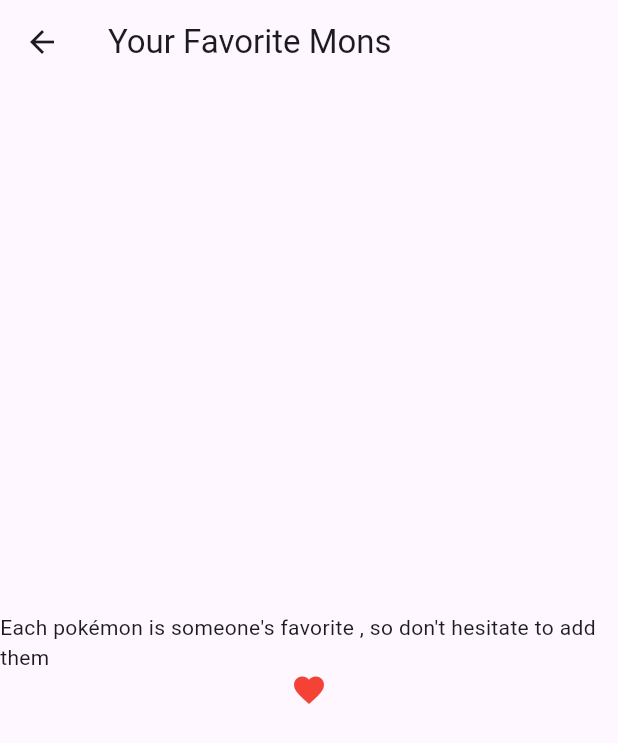
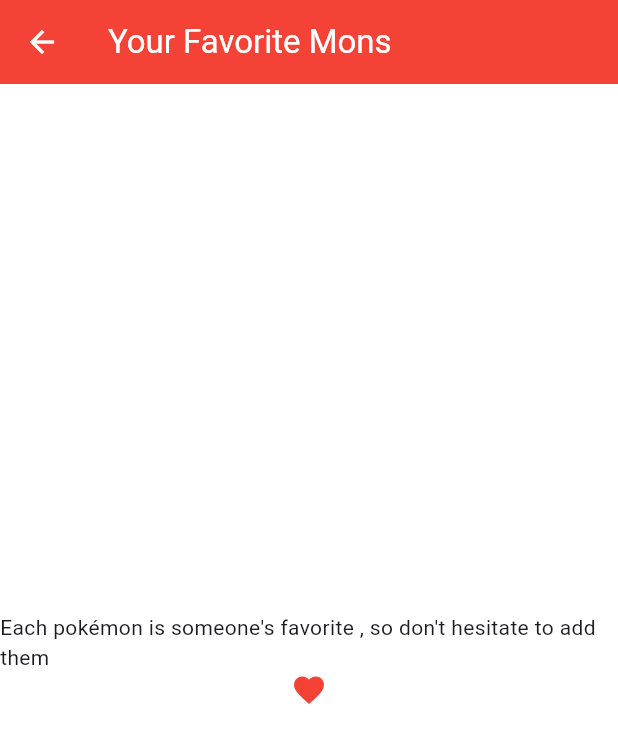
Before and after one commit to thinhdabezt/pokedex_app, a Flutter app: the FavoritesScreen screen opened directly, on a phone screen of 412 x 824 dp. Shown: the top 743 px of the screen. Run offline on Flutter 3.47's test engine with Material 3 defaults, Android fonts, the phone set to English and light mode, and no system bars; our stand-ins replace cached_network_image, hive, hive_flutter; accounts and stored records are empty; network calls fail.

Commit message:
Implement localization support and theme management; add English and Vietnamese translations, refactor app structure for improved UI and user experience.

```diff
--- /dev/null
+++ b/lib/l10n/app_localizations.dart
@@ -0,0 +1,51 @@
+import 'dart:convert';
+import 'package:flutter/services.dart';
+import 'package:flutter/widgets.dart';
+
+class AppLocalizations {
+  final Locale locale;
+  late Map<String, String> _localizedStrings;
+
+  AppLocalizations(this.locale);
+
+  static const LocalizationsDelegate<AppLocalizations> delegate =
+      _AppLocalizationsDelegate();
+
+  static AppLocalizations of(BuildContext context) {
+    return Localizations.of<AppLocalizations>(context, AppLocalizations)!;
+  }
+
+  Future<bool> load() async {
+    final String jsonString =
+        await rootBundle.loadString('assets/lang/${locale.languageCode}.json');
+    final Map<String, dynamic> jsonMap = jsonDecode(jsonString);
+
+    _localizedStrings =
+        jsonMap.map((key, value) => MapEntry(key, value.toString()));
+
+    return true;
+  }
+
+  String translate(String key) {
+    return _localizedStrings[key] ?? key;
+  }
+}
+
+class _AppLocalizationsDelegate
+    extends LocalizationsDelegate<AppLocalizations> {
+  const _AppLocalizationsDelegate();
+
+  @override
+  bool isSupported(Locale locale) =>
+      ['en', 'vi'].contains(locale.languageCode);
+
+  @override
+  Future<AppLocalizations> load(Locale locale) async {
+    final localizations = AppLocalizations(locale);
+    await localizations.load();
+    return localizations;
+  }
+
+  @override
+  bool shouldReload(_AppLocalizationsDelegate old) => false;
+}
--- a/lib/main.dart
+++ b/lib/main.dart
@@ -1,10 +1,13 @@
 import 'package:flutter/material.dart';
 import 'package:hive_flutter/hive_flutter.dart';
-import 'package:pokedex_app/providers/favorites_provider.dart';
-import 'package:pokedex_app/providers/pokemon_list_provider.dart';
 import 'package:pokedex_app/screens/home_screen.dart';
-import 'package:pokedex_app/services/poke_api_service.dart';
+import 'theme/app_theme.dart';
+import 'l10n/app_localizations.dart';
+import 'package:flutter_localizations/flutter_localizations.dart';
 import 'package:provider/provider.dart';
+import 'services/poke_api_service.dart';
+import 'providers/pokemon_list_provider.dart';
+import 'providers/favorites_provider.dart';
 
 void main() async {
   WidgetsFlutterBinding.ensureInitialized();
@@ -13,11 +16,30 @@ void main() async {
   await Hive.openBox<int>('favorites');
   await Hive.openBox<Map>('pokemon_details');
 
-  runApp(const MyApp());
+  runApp(const PokedexApp());
 }
 
-class MyApp extends StatelessWidget {
-  const MyApp({super.key});
+class PokedexApp extends StatefulWidget {
+  const PokedexApp({super.key});
+
+  @override
+  State<PokedexApp> createState() => _PokedexAppState();
+}
+
+class _PokedexAppState extends State<PokedexApp> {
+  Locale _locale = const Locale('en');
+  ThemeMode _themeMode = ThemeMode.system;
+
+  void _changeLanguage(Locale locale) {
+    setState(() => _locale = locale);
+  }
+
+  void _toggleTheme() {
+    setState(() {
+      _themeMode =
+          _themeMode == ThemeMode.light ? ThemeMode.dark : ThemeMode.light;
+    });
+  }
 
   @override
   Widget build(BuildContext context) {
@@ -29,9 +51,22 @@ class MyApp extends StatelessWidget {
         ChangeNotifierProvider(create: (_) => FavoritesProvider()),
       ],
       child: MaterialApp(
-        title: 'Pokedex App',
-        theme: ThemeData(primarySwatch: Colors.red),
-        home: const HomeScreen(),
+        title: "Pokédex",
+        theme: AppTheme.lightTheme,
+        darkTheme: AppTheme.darkTheme,
+        themeMode: _themeMode,
+        locale: _locale,
+        supportedLocales: const [Locale('en'), Locale('vi')],
+        localizationsDelegates: [
+          AppLocalizations.delegate,
+          GlobalMaterialLocalizations.delegate,
+          GlobalWidgetsLocalizations.delegate,
+          GlobalCupertinoLocalizations.delegate,
+        ],
+        home: HomeScreen(
+          onChangeLanguage: _changeLanguage,
+          onToggleTheme: _toggleTheme,
+        ),
       ),
     );
   }
--- a/lib/screens/favorites_screen.dart
+++ b/lib/screens/favorites_screen.dart
@@ -1,4 +1,5 @@
 import 'package:flutter/material.dart';
+import 'package:pokedex_app/l10n/app_localizations.dart';
 import 'package:provider/provider.dart';
 import '../providers/favorites_provider.dart';
 import '../providers/pokemon_list_provider.dart';
@@ -17,14 +18,14 @@ class FavoritesScreen extends StatelessWidget {
         .toList();
 
     return Scaffold(
-      appBar: AppBar(title: const Text("Your Favorite Mons")),
+      appBar: AppBar(title: Text(AppLocalizations.of(context).translate("favorites-title"))),
       body: favPokemons.isEmpty
-          ? const Center(
+          ? Center(
               child: Column(
                 mainAxisAlignment: MainAxisAlignment.center,
                 children: [
                   Text(
-                    "Each pokémon is someone's favorite , so don't hesitate to add them",
+                    AppLocalizations.of(context).translate("favorites-empty"),
                   ),
                   Icon(Icons.favorite_sharp, color: Colors.red),
                 ],
--- /dev/null
+++ b/lib/theme/app_theme.dart
@@ -0,0 +1,23 @@
+import 'package:flutter/material.dart';
+
+class AppTheme {
+  static ThemeData lightTheme = ThemeData(
+    brightness: Brightness.light,
+    primarySwatch: Colors.red,
+    scaffoldBackgroundColor: Colors.white,
+    appBarTheme: const AppBarTheme(
+      backgroundColor: Colors.red,
+      foregroundColor: Colors.white,
+    ),
+  );
+
+  static ThemeData darkTheme = ThemeData(
+    brightness: Brightness.dark,
+    primarySwatch: Colors.red,
+    scaffoldBackgroundColor: Colors.black,
+    appBarTheme: const AppBarTheme(
+      backgroundColor: Colors.black,
+      foregroundColor: Colors.white,
+    ),
+  );
+}
```
Also changed, not shown: assets/lang/en.json (added, +10 -0 lines), assets/lang/vi.json (added, +10 -0 lines), lib/screens/home_screen.dart (+36 -9 lines), lib/screens/pokemon_detail_screen.dart (+7 -6 lines), pubspec.yaml (+5 -3 lines), pubspec.lock, 6 other files.
